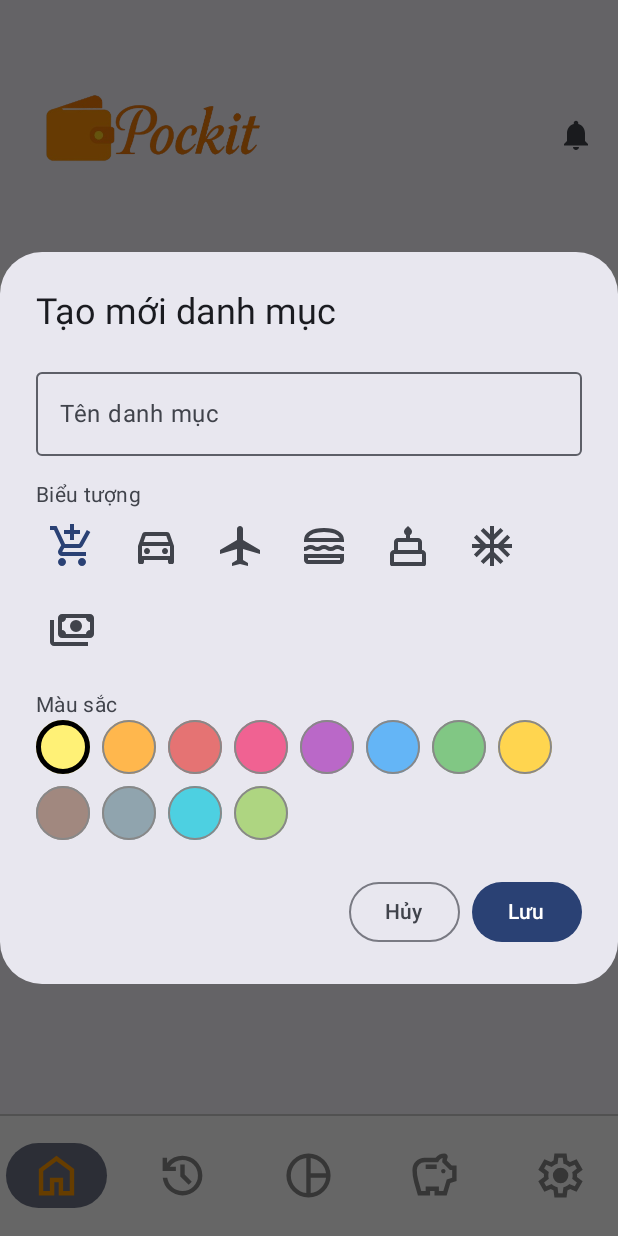
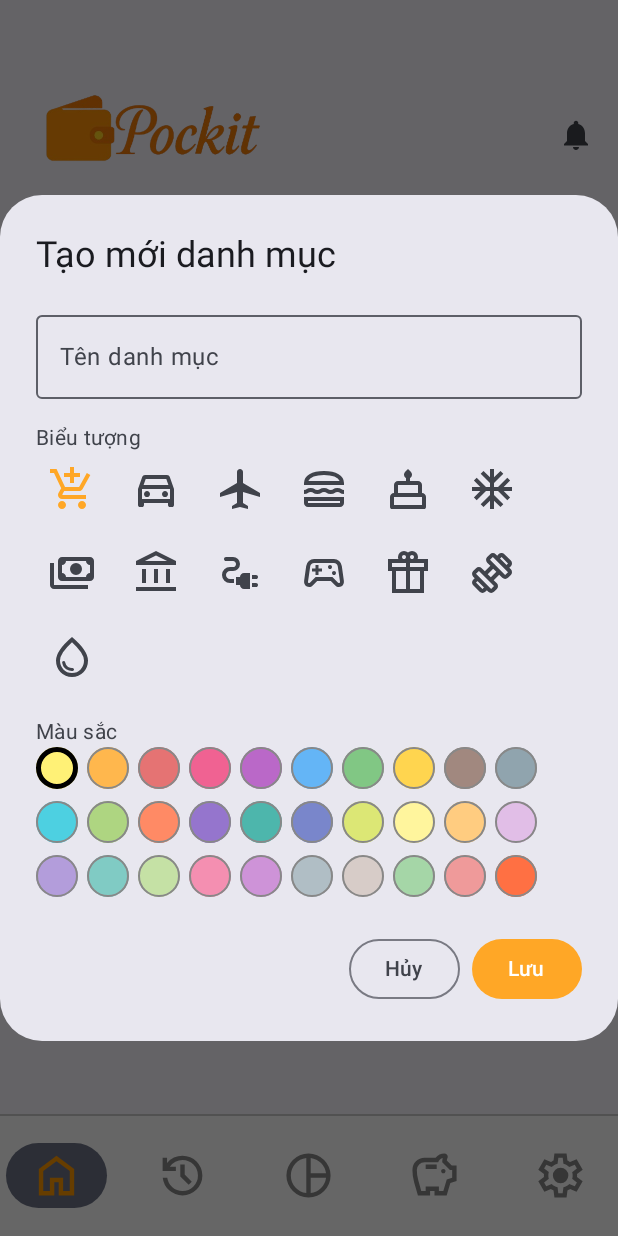
Before and after one commit to NTQ1/DACS3, an Android app built with Jetpack Compose: the HomeScreen screen opened through its navigation route, after a tap on "Thêm", on a phone screen of 412 x 824 dp. Run offline under Robolectric (Android 15) with nearby library versions, the light colour scheme and no system bars; our stand-ins replace Firebase (no records; nobody signed in at launch, a user with empty details on screens opened directly), accompanist.

Commit message:
sua lan 1

```diff
--- a/app/src/main/java/com/yourname/dacs/MainActivity.kt
+++ b/app/src/main/java/com/yourname/dacs/MainActivity.kt
@@ -58,11 +58,17 @@ fun AppNavigation() {
 
             composable("register") {
                 RegisterScreen(
+                    onRegisterSuccess = {
+                        navController.navigate("login") {
+                            popUpTo("register") { inclusive = true }
+                        }
+                    },
                     onBackToLogin = {
                         navController.popBackStack()
                     }
                 )
             }
+
 
             composable("home") {
                 HomeScreen(navController)
--- a/app/src/main/java/com/yourname/dacs/model/danhmuc.kt
+++ b/app/src/main/java/com/yourname/dacs/model/danhmuc.kt
@@ -6,5 +6,5 @@ data class DanhMuc(
     var loai: String = "",
     var icon: String = "",
     var mauSac: String = "",
-    var userId: String = "" // ⚠️ Quan trọng: thêm userId
+    val accountId: String = "" // <-- thêm dòng này
 )
--- a/app/src/main/java/com/yourname/dacs/view/components/AddDanhMucDialog.kt
+++ b/app/src/main/java/com/yourname/dacs/view/components/AddDanhMucDialog.kt
@@ -11,9 +11,9 @@ import androidx.compose.ui.Modifier
 import androidx.compose.ui.graphics.Color
 import androidx.compose.ui.res.painterResource
 import androidx.compose.ui.unit.dp
-import com.google.accompanist.flowlayout.FlowRow
 import com.yourname.dacs.model.DanhMuc
 import com.yourname.dacs.R
+import com.google.accompanist.flowlayout.FlowRow
 
 @Composable
 fun AddDanhMucDialog(
@@ -24,10 +24,17 @@ fun AddDanhMucDialog(
     var selectedIcon by remember { mutableStateOf("ic_cart") }
     var selectedColor by remember { mutableStateOf("#FFF176") }
 
-    val iconList = listOf("ic_cart", "ic_car", "ic_plane", "ic_food", "ic_cake", "ic_ice", "ic_money")
+    val iconList = listOf(
+        "ic_cart", "ic_car", "ic_plane", "ic_food", "ic_cake", "ic_ice", "ic_money",
+        "ic_bank", "ic_electricity", "ic_game", "ic_gift", "ic_gym", "ic_water"
+    )
+
     val colorList = listOf(
         "#FFF176", "#FFB74D", "#E57373", "#F06292", "#BA68C8", "#64B5F6",
-        "#81C784", "#FFD54F", "#A1887F", "#90A4AE", "#4DD0E1", "#AED581"
+        "#81C784", "#FFD54F", "#A1887F", "#90A4AE", "#4DD0E1", "#AED581",
+        "#FF8A65", "#9575CD", "#4DB6AC", "#7986CB", "#DCE775", "#FFF59D",
+        "#FFCC80", "#E1BEE7", "#B39DDB", "#80CBC4", "#C5E1A5", "#F48FB1",
+        "#CE93D8", "#B0BEC5", "#D7CCC8", "#A5D6A7", "#EF9A9A", "#FF7043"
     )
 
     AlertDialog(
@@ -56,7 +63,7 @@ fun AddDanhMucDialog(
                                 painter = painterResource(id = getIconRes(iconName)),
                                 contentDescription = iconName,
                                 tint = if (selectedIcon == iconName)
-                                    MaterialTheme.colorScheme.primary
+                                    Color(0xFFFFA726)
                                 else
                                     LocalContentColor.current,
                                 modifier = Modifier.size(32.dp)
@@ -68,16 +75,23 @@ fun AddDanhMucDialog(
                 Spacer(modifier = Modifier.height(16.dp))
 
                 Text("Màu sắc")
-                FlowRow(
+                Column(
                     modifier = Modifier.fillMaxWidth(),
-                    mainAxisSpacing = 8.dp,
-                    crossAxisSpacing = 8.dp
+                    verticalArrangement = Arrangement.spacedBy(8.dp)
                 ) {
-                    colorList.forEach { colorHex ->
+                    colorList.chunked(10).forEach { rowColors ->
+                        Row(
+                            modifier = Modifier.fillMaxWidth(),
+                            horizontalArrangement = Arrangement.spacedBy(6.dp)
+                        ) {
+                            rowColors.forEach { colorHex ->
                                 Box(
                                     modifier = Modifier
-                                .size(36.dp)
-                                .background(Color(android.graphics.Color.parseColor(colorHex)), shape = CircleShape)
+                                        .size(28.dp)
+                                        .background(
+                                            color = Color(android.graphics.Color.parseColor(colorHex)),
+                                            shape = CircleShape
+                                        )
                                         .border(
                                             width = if (selectedColor == colorHex) 3.dp else 1.dp,
                                             color = if (selectedColor == colorHex) Color.Black else Color.Gray,
@@ -85,6 +99,8 @@ fun AddDanhMucDialog(
                                         )
                                         .clickable { selectedColor = colorHex }
                                 )
+                            }
+                        }
                     }
                 }
             }
@@ -97,10 +113,11 @@ fun AddDanhMucDialog(
                         ten = ten,
                         icon = selectedIcon,
                         mauSac = selectedColor,
-                        loai = "" // Sẽ gán sau
+                        loai = "" // Gán sau nếu cần
                     )
                     onSave(newDanhMuc)
-                }
+                },
+                colors = ButtonDefaults.buttonColors(containerColor = Color(0xFFFFA726))
             ) {
                 Text("Lưu")
             }
@@ -122,7 +139,12 @@ fun getIconRes(name: String): Int {
         "ic_cake" -> R.drawable.ic_cake
         "ic_ice" -> R.drawable.ic_ice
         "ic_money" -> R.drawable.ic_money
-
-        else -> R.drawable.ic_default // fallback
+        "ic_bank" -> R.drawable.ic_bank
+        "ic_electricity" -> R.drawable.ic_electricity
+        "ic_game" -> R.drawable.ic_game
+        "ic_gift" -> R.drawable.ic_gift
+        "ic_gym" -> R.drawable.ic_gym
+        "ic_water" -> R.drawable.ic_water
+        else -> R.drawable.ic_default
     }
 }
--- /dev/null
+++ b/app/src/main/res/drawable/ic_bank.xml
@@ -0,0 +1,9 @@
+<vector xmlns:android="http://schemas.android.com/apk/res/android"
+    android:width="24dp"
+    android:height="24dp"
+    android:viewportWidth="960"
+    android:viewportHeight="960">
+  <path
+      android:pathData="M200,680v-280h80v280h-80ZM440,680v-280h80v280h-80ZM80,840v-80h800v80L80,840ZM680,680v-280h80v280h-80ZM80,320v-80l400,-200 400,200v80L80,320ZM258,240h444,-444ZM258,240h444L480,130 258,240Z"
+      android:fillColor="#1f1f1f"/>
+</vector>
--- /dev/null
+++ b/app/src/main/res/drawable/ic_electricity.xml
@@ -0,0 +1,9 @@
+<vector xmlns:android="http://schemas.android.com/apk/res/android"
+    android:width="24dp"
+    android:height="24dp"
+    android:viewportWidth="960"
+    android:viewportHeight="960">
+  <path
+      android:pathData="M720,600v-80h80q17,0 28.5,11.5T840,560q0,17 -11.5,28.5T800,600h-80ZM720,760v-80h80q17,0 28.5,11.5T840,720q0,17 -11.5,28.5T800,760h-80ZM560,800q-33,0 -56.5,-23.5T480,720h-80v-160h80q0,-33 23.5,-56.5T560,480h120v320L560,800ZM280,680q-66,0 -113,-47t-47,-113q0,-66 47,-113t113,-47h60q25,0 42.5,-17.5T400,300q0,-25 -17.5,-42.5T340,240L200,240q-17,0 -28.5,-11.5T160,200q0,-17 11.5,-28.5T200,160h140q58,0 99,41t41,99q0,58 -41,99t-99,41h-60q-33,0 -56.5,23.5T200,520q0,33 23.5,56.5T280,600h80v80h-80Z"
+      android:fillColor="#1f1f1f"/>
+</vector>
--- /dev/null
+++ b/app/src/main/res/drawable/ic_game.xml
@@ -0,0 +1,9 @@
+<vector xmlns:android="http://schemas.android.com/apk/res/android"
+    android:width="24dp"
+    android:height="24dp"
+    android:viewportWidth="960"
+    android:viewportHeight="960">
+  <path
+      android:pathData="M182,760q-51,0 -79,-35.5T82,638l42,-300q9,-60 53.5,-99T282,200h396q60,0 104.5,39t53.5,99l42,300q7,51 -21,86.5T778,760q-21,0 -39,-7.5T706,730l-90,-90L344,640l-90,90q-15,15 -33,22.5t-39,7.5ZM198,674 L312,560h336l114,114q2,2 16,6 11,0 17.5,-6.5T800,656l-44,-308q-4,-29 -26,-48.5T678,280L282,280q-30,0 -52,19.5T204,348l-44,308q-2,11 4.5,17.5T182,680q2,0 16,-6ZM680,520q17,0 28.5,-11.5T720,480q0,-17 -11.5,-28.5T680,440q-17,0 -28.5,11.5T640,480q0,17 11.5,28.5T680,520ZM600,400q17,0 28.5,-11.5T640,360q0,-17 -11.5,-28.5T600,320q-17,0 -28.5,11.5T560,360q0,17 11.5,28.5T600,400ZM310,520h60v-70h70v-60h-70v-70h-60v70h-70v60h70v70ZM480,480Z"
+      android:fillColor="#1f1f1f"/>
+</vector>
--- /dev/null
+++ b/app/src/main/res/drawable/ic_gift.xml
@@ -0,0 +1,9 @@
+<vector xmlns:android="http://schemas.android.com/apk/res/android"
+    android:width="24dp"
+    android:height="24dp"
+    android:viewportWidth="960"
+    android:viewportHeight="960">
+  <path
+      android:pathData="M160,880v-440L80,440v-240h208q-5,-9 -6.5,-19t-1.5,-21q0,-50 35,-85t85,-35q23,0 43,8.5t37,23.5q17,-16 37,-24t43,-8q50,0 85,35t35,85q0,11 -2,20.5t-6,19.5h208v240h-80v440L160,880ZM560,120q-17,0 -28.5,11.5T520,160q0,17 11.5,28.5T560,200q17,0 28.5,-11.5T600,160q0,-17 -11.5,-28.5T560,120ZM360,160q0,17 11.5,28.5T400,200q17,0 28.5,-11.5T440,160q0,-17 -11.5,-28.5T400,120q-17,0 -28.5,11.5T360,160ZM160,280v80h280v-80L160,280ZM440,800v-360L240,440v360h200ZM520,800h200v-360L520,440v360ZM800,360v-80L520,280v80h280Z"
+      android:fillColor="#1f1f1f"/>
+</vector>
--- /dev/null
+++ b/app/src/main/res/drawable/ic_gym.xml
@@ -0,0 +1,9 @@
+<vector xmlns:android="http://schemas.android.com/apk/res/android"
+    android:width="24dp"
+    android:height="24dp"
+    android:viewportWidth="960"
+    android:viewportHeight="960">
+  <path
+      android:pathData="m826,375 l-56,-56 30,-31 -128,-128 -31,30 -57,-57 30,-31q23,-23 57,-22.5t57,23.5l129,129q23,23 23,56.5T857,345l-31,30ZM346,856q-23,23 -56.5,23T233,856L104,727q-23,-23 -23,-56.5t23,-56.5l30,-30 57,57 -31,30 129,129 30,-31 57,57 -30,30ZM743,520 L800,463 497,160 440,217 743,520ZM463,800l57,-58 -302,-302 -58,57 303,303ZM457,566 L567,457 503,393 394,503 457,566ZM520,856q-23,23 -57,23t-57,-23L104,554q-23,-23 -23,-57t23,-57l57,-57q23,-23 56.5,-23t56.5,23l63,63 110,-110 -63,-62q-23,-23 -23,-57t23,-57l57,-57q23,-23 56.5,-23t56.5,23l303,303q23,23 23,56.5T857,519l-57,57q-23,23 -57,23t-57,-23l-62,-63 -110,110 63,63q23,23 23,56.5T577,799l-57,57Z"
+      android:fillColor="#1f1f1f"/>
+</vector>
--- /dev/null
+++ b/app/src/main/res/drawable/ic_water.xml
@@ -0,0 +1,9 @@
+<vector xmlns:android="http://schemas.android.com/apk/res/android"
+    android:width="24dp"
+    android:height="24dp"
+    android:viewportWidth="960"
+    android:viewportHeight="960">
+  <path
+      android:pathData="M491,760q12,-1 20.5,-9.5T520,730q0,-14 -9,-22.5t-23,-7.5q-41,3 -87,-22.5T343,585q-2,-11 -10.5,-18t-19.5,-7q-14,0 -23,10.5t-6,24.5q17,91 80,130t127,35ZM480,880q-137,0 -228.5,-94T160,552q0,-100 79.5,-217.5T480,80q161,137 240.5,254.5T800,552q0,140 -91.5,234T480,880ZM480,800q104,0 172,-70.5T720,552q0,-73 -60.5,-165T480,186Q361,295 300.5,387T240,552q0,107 68,177.5T480,800ZM480,480Z"
+      android:fillColor="#1f1f1f"/>
+</vector>
```
Also changed, not shown: app/src/main/java/com/yourname/dacs/view/screen/Login.kt (+14 -17 lines), app/src/main/java/com/yourname/dacs/view/screen/RegisterScreen.kt (+32 -66 lines), app/src/main/java/com/yourname/dacs/viewmodel/DanhMucViewModel.kt (+13 -3 lines), app/src/main/java/com/yourname/dacs/viewmodel/LoginViewModel.kt (+32 -4 lines), app/src/main/java/com/yourname/dacs/viewmodel/RegisterViewModel.kt (+19 -9 lines). Lines whose indentation alone changed are shown as unchanged.
